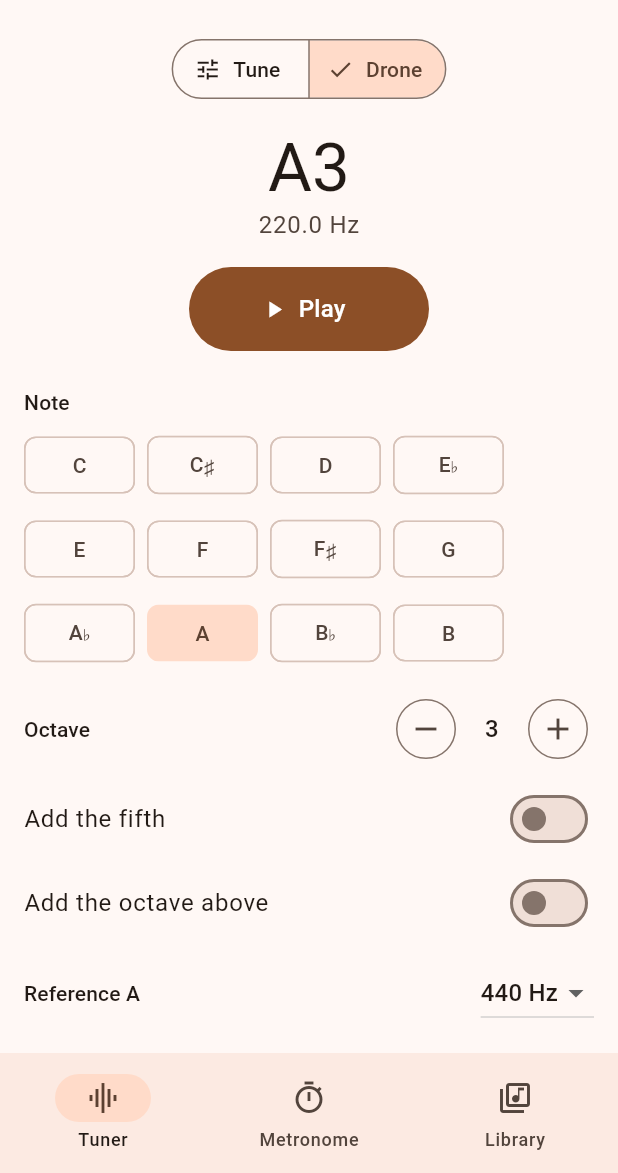
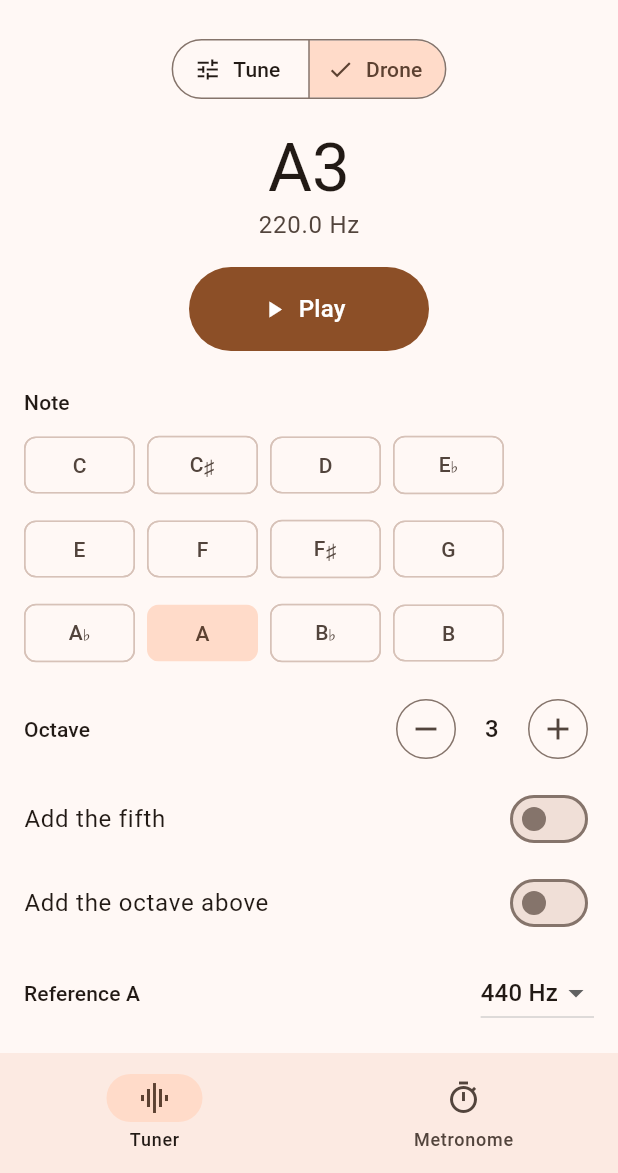
Before and after one commit to luigir86/Low-End, a Flutter app: the screen it shows after launch, after a tap on "Drone", on a phone screen of 412 x 824 dp, the part 63-1236 px from its top. Run offline on Flutter 3.47's test engine with Material 3 defaults, Android fonts, the phone set to English and light mode, and no system bars; missing offline and left inert: flutter_soloud, record.

Commit message:
Remove the Library tab for now
The first version focuses on the tuner, drone and metronome; the PDF
library stays in the plan for later.

Co-Authored-By: Claude Opus 5.5 (1M context) <noreply@anthropic.com>

```diff
--- a/lib/app/home_shell.dart
+++ b/lib/app/home_shell.dart
@@ -1,7 +1,6 @@
 import 'package:flutter/material.dart';
 
 import '../audio/audio_scope.dart';
-import '../features/library/library_screen.dart';
 import '../features/metronome/metronome_screen.dart';
 import '../features/tuner/tuner_screen.dart';
 import '../l10n/app_localizations.dart';
@@ -19,7 +18,7 @@ class HomeShell extends StatefulWidget {
 class _HomeShellState extends State<HomeShell> {
   int _index = 0;
 
-  static const _screens = [TunerScreen(), MetronomeScreen(), LibraryScreen()];
+  static const _screens = [TunerScreen(), MetronomeScreen()];
 
   @override
   Widget build(BuildContext context) {
@@ -63,10 +62,6 @@ class _HomeShellState extends State<HomeShell> {
                   icon: const Icon(Icons.timer_outlined),
                   label: l10n.metronomeTab,
                 ),
-                NavigationDestination(
-                  icon: const Icon(Icons.library_music_outlined),
-                  label: l10n.libraryTab,
-                ),
               ],
             ),
           ],
--- a/lib/features/library/library_screen.dart
+++ /dev/null
@@ -1,16 +0,0 @@
-import 'package:flutter/material.dart';
-
-import '../../l10n/app_localizations.dart';
-import '../../widgets/placeholder_section.dart';
-
-class LibraryScreen extends StatelessWidget {
-  const LibraryScreen({super.key});
-
-  @override
-  Widget build(BuildContext context) {
-    return PlaceholderSection(
-      icon: Icons.library_music_outlined,
-      description: AppLocalizations.of(context).libraryDescription,
-    );
-  }
-}
--- a/lib/l10n/app_en.arb
+++ b/lib/l10n/app_en.arb
@@ -3,10 +3,8 @@
   "appTitle": "Low End",
   "tunerTab": "Tuner",
   "metronomeTab": "Metronome",
-  "libraryTab": "Library",
   "comingSoon": "Coming soon",
   "metronomeDescription": "Precise metronome with accents and subdivisions.",
-  "libraryDescription": "Your PDF scores, set lists and annotations.",
   "tuneMode": "Tune",
   "droneMode": "Drone",
   "noteLabel": "Note",
--- a/lib/l10n/app_it.arb
+++ b/lib/l10n/app_it.arb
@@ -3,10 +3,8 @@
   "appTitle": "Low End",
   "tunerTab": "Accordatore",
   "metronomeTab": "Metronomo",
-  "libraryTab": "Libreria",
   "comingSoon": "In arrivo",
   "metronomeDescription": "Metronomo preciso con accenti e suddivisioni.",
-  "libraryDescription": "Le tue partiture PDF, scalette e annotazioni.",
   "tuneMode": "Accorda",
   "droneMode": "Drone",
   "noteLabel": "Nota",
--- a/lib/l10n/app_localizations.dart
+++ b/lib/l10n/app_localizations.dart
@@ -116,12 +116,6 @@ abstract class AppLocalizations {
   /// **'Metronome'**
   String get metronomeTab;
 
-  /// No description provided for @libraryTab.
-  ///
-  /// In en, this message translates to:
-  /// **'Library'**
-  String get libraryTab;
-
   /// No description provided for @comingSoon.
   ///
   /// In en, this message translates to:
@@ -133,12 +127,6 @@ abstract class AppLocalizations {
   /// In en, this message translates to:
   /// **'Precise metronome with accents and subdivisions.'**
   String get metronomeDescription;
-
-  /// No description provided for @libraryDescription.
-  ///
-  /// In en, this message translates to:
-  /// **'Your PDF scores, set lists and annotations.'**
-  String get libraryDescription;
 
   /// No description provided for @tuneMode.
   ///
```
Also changed, not shown: lib/l10n/app_localizations_en.dart (+0 -7 lines), lib/l10n/app_localizations_it.dart (+0 -7 lines), 2 other files.
